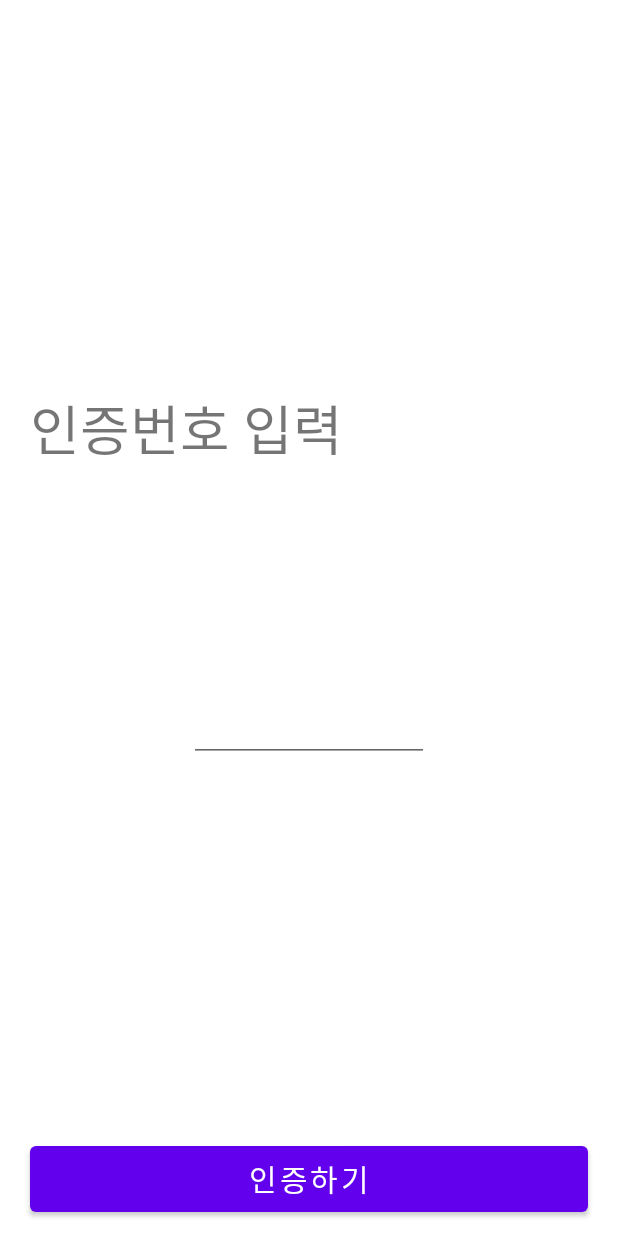
After one commit to JNU-econovation/TMI, an Android app: the fragment AuthenticationFragment placed in its activity, on a phone screen of 412 x 824 dp. The commit adds this screen. Run offline under Robolectric (Android 15) with nearby library versions, the phone set to English and light mode, and no system bars; libraries missing offline, so code that uses them is left out: com.google.firebase.inappmessaging, javax.mail, javax.mail.internet.

Commit message:
인증번호 확인

```diff
--- a/Honeybee/app/src/main/java/com/example/honeybee/view/activity/MainActivity.java
+++ b/Honeybee/app/src/main/java/com/example/honeybee/view/activity/MainActivity.java
@@ -13,6 +13,7 @@ public class MainActivity extends AppCompatActivity {
         super.onCreate(savedInstanceState);
         setContentView(R.layout.activity_main);
 
+
     }
 
 }
--- /dev/null
+++ b/Honeybee/app/src/main/java/com/example/honeybee/view/fragment/AuthenticationFragment.java
@@ -0,0 +1,62 @@
+package com.example.honeybee.view.fragment;
+
+import android.os.Bundle;
+
+import androidx.fragment.app.Fragment;
+
+import android.view.LayoutInflater;
+import android.view.View;
+import android.view.ViewGroup;
+import android.widget.Button;
+import android.widget.EditText;
+import android.widget.Toast;
+
+import com.example.honeybee.R;
+import com.example.honeybee.view.activity.AuthenticationActivity;
+
+/**
+ * A simple {@link Fragment} subclass.
+ * Use the {@link AuthenticationFragment#newInstance} factory method to
+ * create an instance of this fragment.
+ */
+public class AuthenticationFragment extends Fragment {
+
+    private String authKey;
+
+    public static Fragment newInstance() {
+        return new AuthenticationFragment();
+    }
+
+    @Override
+    public View onCreateView(LayoutInflater inflater, ViewGroup container,
+                             Bundle savedInstanceState) {
+        // Inflate the layout for this fragment
+        View view = inflater.inflate(R.layout.fragment_authentication, container, false);
+        Button button = view.findViewById(R.id.authBtn);
+        EditText authNumber = view.findViewById(R.id.authNumber);
+
+
+        button.setOnClickListener(new View.OnClickListener() {
+
+            @Override
+            public void onClick(View v) {
+
+                authKey = getArguments().getString("authKey");
+
+
+                System.out.println("auth에서 입력한 값"+authNumber.getText().toString());
+                System.out.println("생성된 인증 번호"+authKey);
+                if (authNumber.getText().toString().equals(authKey)){
+                    System.out.println("인증되었습니다.");
+                }
+                else {
+                    System.out.println("인증에 실패했습니다.");
+                }
+            }
+        });
+        return view;
+    }
+
+
+
+}
--- a/Honeybee/app/src/main/java/com/example/honeybee/view/fragment/test5.java
+++ /dev/null
@@ -1,4 +0,0 @@
-package com.example.honeybee.view.fragment;
-
-public class test5 {
-}
--- a/Honeybee/app/src/main/res/layout/activity_authentication.xml
+++ b/Honeybee/app/src/main/res/layout/activity_authentication.xml
@@ -1,9 +1,28 @@
 <?xml version="1.0" encoding="utf-8"?>
-<androidx.constraintlayout.widget.ConstraintLayout xmlns:android="http://schemas.android.com/apk/res/android"
+<LinearLayout xmlns:android="http://schemas.android.com/apk/res/android"
     xmlns:app="http://schemas.android.com/apk/res-auto"
     xmlns:tools="http://schemas.android.com/tools"
     android:layout_width="match_parent"
     android:layout_height="match_parent"
+    android:orientation="vertical"
     tools:context=".view.activity.AuthenticationActivity">
 
-</androidx.constraintlayout.widget.ConstraintLayout>
+    <androidx.appcompat.widget.Toolbar
+        android:id="@+id/toolbar"
+        android:layout_width="match_parent"
+        android:layout_height="?attr/actionBarSize"
+        android:background="@color/white"
+        android:theme="@style/ThemeOverlay.AppCompat.Dark"
+        tools:ignore="MissingConstraints">
+    </androidx.appcompat.widget.Toolbar>
+
+
+    <FrameLayout
+        android:id="@+id/fragment_layout"
+        android:layout_width="match_parent"
+        android:layout_height="match_parent">
+    </FrameLayout>
+
+
+
+</LinearLayout>
--- /dev/null
+++ b/Honeybee/app/src/main/res/layout/fragment_authentication.xml
@@ -0,0 +1,50 @@
+<?xml version="1.0" encoding="utf-8"?>
+<androidx.constraintlayout.widget.ConstraintLayout xmlns:android="http://schemas.android.com/apk/res/android"
+    xmlns:app="http://schemas.android.com/apk/res-auto"
+    xmlns:tools="http://schemas.android.com/tools"
+    android:layout_width="match_parent"
+    android:layout_height="match_parent">
+
+    <TextView
+        android:layout_width="wrap_content"
+        android:layout_height="wrap_content"
+        android:text="인증번호 입력"
+        android:textSize="36dp"
+        android:layout_marginLeft="20dp"
+        android:layout_marginBottom="150dp"
+        app:layout_constraintStart_toStartOf="parent"
+        app:layout_constraintBottom_toTopOf="@+id/email_format">
+    </TextView>
+
+    <LinearLayout
+        android:id="@+id/email_format"
+        android:layout_width="wrap_content"
+        android:layout_height="wrap_content"
+        android:orientation="horizontal"
+        android:layout_marginBottom="250dp"
+        app:layout_constraintBottom_toTopOf="@id/authBtn"
+        app:layout_constraintEnd_toEndOf="parent"
+        app:layout_constraintStart_toStartOf="parent"
+        tools:ignore="MissingConstraints">
+
+        <EditText
+            android:id="@+id/authNumber"
+            android:layout_width="160dp"
+            android:layout_height="wrap_content"></EditText>
+    </LinearLayout>
+
+    <Button
+        android:id="@+id/authBtn"
+        android:layout_width="match_parent"
+        android:layout_height="56dp"
+        android:text="인증하기"
+        android:textFontWeight="700"
+        android:textSize="20dp"
+        android:layout_marginBottom="10dp"
+        android:layout_marginLeft="20dp"
+        android:layout_marginRight="20dp"
+        app:layout_constraintBottom_toBottomOf="parent"
+        ></Button>
+
+
+</androidx.constraintlayout.widget.ConstraintLayout>
--- /dev/null
+++ b/Honeybee/app/src/main/res/menu/register_nav_menu.xml
@@ -0,0 +1,12 @@
+<?xml version="1.0" encoding="utf-8"?>
+<menu xmlns:app="http://schemas.android.com/apk/res-auto"
+    xmlns:android="http://schemas.android.com/apk/res/android"
+    android:layout_width="match_parent"
+    android:layout_height="match_parent">
+    <item
+        android:id="@+id/backBtn"
+        android:icon="@drawable/backbtn"
+        android:title="backButton"
+        app:showAsAction="ifRoom">
+    </item>
+</menu>
--- a/Honeybee/app/src/main/res/values-night/themes.xml
+++ b/Honeybee/app/src/main/res/values-night/themes.xml
@@ -1,6 +1,6 @@
 <resources xmlns:tools="http://schemas.android.com/tools">
     <!-- Base application theme. -->
-    <style name="Theme.Honeybee" parent="Theme.MaterialComponents.DayNight.DarkActionBar">
+    <style name="Theme.Honeybee" parent="Theme.MaterialComponents.DayNight.NoActionBar">
         <!-- Primary brand color. -->
         <item name="colorPrimary">@color/purple_200</item>
         <item name="colorPrimaryVariant">@color/purple_700</item>
--- a/Honeybee/app/src/main/res/values/strings.xml
+++ b/Honeybee/app/src/main/res/values/strings.xml
@@ -1,3 +1,6 @@
 <resources>
     <string name="app_name">Honeybee</string>
+    <!-- TODO: Remove or change this placeholder text -->
+    <string name="hello_blank_fragment">Hello blank fragment</string>
+    <string name="email_format"><![CDATA[@jnu.ac.kr]]></string>
 </resources>
--- a/Honeybee/app/src/main/res/values/themes.xml
+++ b/Honeybee/app/src/main/res/values/themes.xml
@@ -1,6 +1,6 @@
 <resources xmlns:tools="http://schemas.android.com/tools">
     <!-- Base application theme. -->
-    <style name="Theme.Honeybee" parent="Theme.MaterialComponents.DayNight.DarkActionBar">
+    <style name="Theme.Honeybee" parent="Theme.MaterialComponents.DayNight.NoActionBar">
         <!-- Primary brand color. -->
         <item name="colorPrimary">@color/purple_500</item>
         <item name="colorPrimaryVariant">@color/purple_700</item>
```
Also changed, not shown: Honeybee/app/build.gradle (+8 -1 lines), Honeybee/app/src/main/AndroidManifest.xml (+6 -8 lines), Honeybee/app/src/main/java/com/example/honeybee/utilService/GmailSender.java (added, +83 -0 lines), Honeybee/app/src/main/java/com/example/honeybee/view/activity/AuthenticationActivity.java (+27 -1 lines), Honeybee/app/src/main/java/com/example/honeybee/view/activity/LoginActivity.java (+27 -0 lines), Honeybee/app/src/main/java/com/example/honeybee/view/fragment/EmailFragment.java (added, +134 -0 lines), Honeybee/app/src/main/res/layout/activity_login.xml (+4 -4 lines), Honeybee/app/src/main/res/layout/fragment_email.xml (added, +57 -0 lines), Honeybee/app/src/main/res/drawable-v24/backbtn.png (added).
